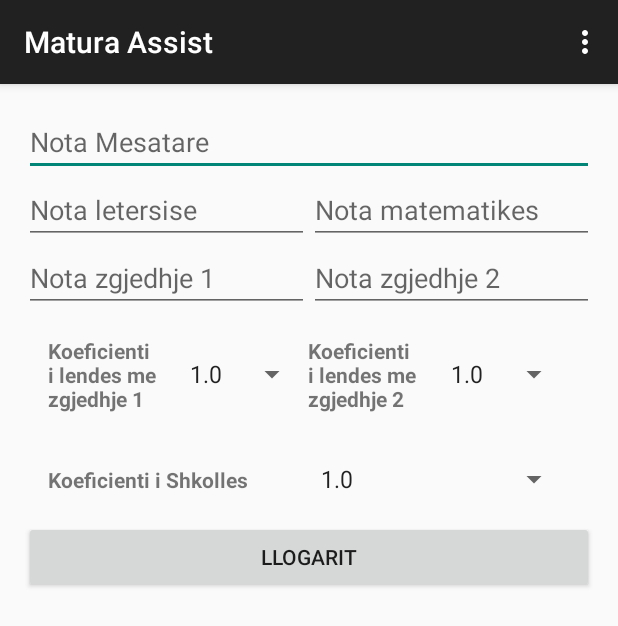
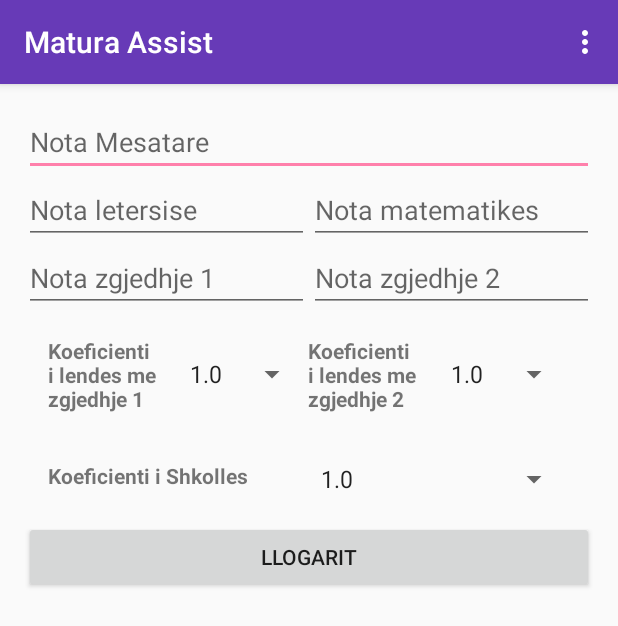
Before and after one commit to fatjanhushi/MaturaAssist, an Android app: the screen it shows after launch (MainActivity), on a phone screen of 412 x 824 dp. Shown: the top 626 px of the screen. Run offline under Robolectric (Android 15) with nearby library versions, the phone set to English and light mode, and no system bars; our stand-ins replace ButterKnife.

Commit message:
Functional app. Todo: Admob, link my website, minor tweaks.

```diff
--- a/app/src/main/java/com/fatjoni/droid/maturaassist/MainActivity.java
+++ b/app/src/main/java/com/fatjoni/droid/maturaassist/MainActivity.java
@@ -4,10 +4,30 @@ import android.support.v7.app.AppCompatActivity;
 import android.os.Bundle;
 import android.view.Menu;
 import android.view.MenuItem;
+import android.view.View;
 import android.widget.ArrayAdapter;
+import android.widget.Button;
+import android.widget.EditText;
 import android.widget.Spinner;
+import android.widget.TextView;
+import android.widget.Toast;
+
+import java.io.IOException;
+
+import butterknife.Bind;
+import butterknife.ButterKnife;
+import butterknife.OnClick;
 
 public class MainActivity extends AppCompatActivity {
+    @Bind(R.id.mesatarja) EditText m;
+    @Bind(R.id.nota_letersise) EditText d1;
+    @Bind(R.id.nota_matematikes) EditText d2;
+    @Bind(R.id.nota_z1) EditText z1;
+    @Bind(R.id.nota_z2) EditText z2;
+    @Bind(R.id.spinner_koeficienti_shkolles) Spinner k;
+    @Bind(R.id.spinner_koeficienti_z1) Spinner f1;
+    @Bind(R.id.spinner_koeficienti_z2) Spinner f2;
+    @Bind(R.id.tv_prova) TextView prova;
 
     @Override
     protected void onCreate(Bundle savedInstanceState) {
@@ -29,6 +49,48 @@ public class MainActivity extends AppCompatActivity {
         koefShkolla.setAdapter(adapter);
         koefZ1.setAdapter(adapter);
         koefZ2.setAdapter(adapter);
+
+        ButterKnife.bind(this);
+
+
+    }
+    @OnClick(R.id.btn_llogarit)
+    public void llogarit(View v){
+        Double dm, dd1, dd2, dz1, dz2;
+
+        try{
+            dm = Double.parseDouble(String.valueOf(m.getText()));
+            dd1 = Double.parseDouble(String.valueOf(d1.getText()));
+            dd2 = Double.parseDouble(String.valueOf(d2.getText()));
+            dz1 = Double.parseDouble(String.valueOf(z1.getText()));
+            dz2 = Double.parseDouble(String.valueOf(z2.getText()));
+
+            if(dm < 4.5 || dd1 < 4.5 || dd2 < 4.5 || dz1 < 4.5 || dz2 < 4.5){
+                Toast.makeText(this,"Me note me te vogel se 4.5 kot i llogarit piket! :(",Toast.LENGTH_SHORT).show();
+            }else{
+                if (dm <= 10.0 && dd1 <= 10.0 && dd2 <= 10.0 && dz1 <= 10.0 && dz2 <= 10.0){
+                    Double dk = Double.parseDouble(String.valueOf(k.getSelectedItem().toString()));
+                    Double df1 = Double.parseDouble(String.valueOf(f1.getSelectedItem().toString()));
+                    Double df2 = Double.parseDouble(String.valueOf(f2.getSelectedItem().toString()));
+
+                    Double s1 = (26*dm + 20*(dd1+dd2))*dk;
+                    Double s2 = 17*(dz1*df1 + dz2*df2);
+
+                    Double shuma = 0.0;
+                    shuma = 5*(s1+s2);
+
+                    prova.setText(shuma.toString());
+                }else {
+                    Toast.makeText(this,"Note me e madhe se 10.0! :P Ja ke fut kot!",Toast.LENGTH_SHORT).show();
+                }
+
+            }
+
+        }catch (Exception e){
+            Toast.makeText(this,"Nuk llogariten piket po nuk i plotesove te gjitha inputet!", Toast.LENGTH_SHORT).show();
+            e.printStackTrace();
+        }
+
     }
 
     @Override
--- a/app/src/main/res/layout/activity_main.xml
+++ b/app/src/main/res/layout/activity_main.xml
@@ -27,7 +27,7 @@
             android:orientation="horizontal">
 
             <EditText
-                android:id="@+id/provim_d1"
+                android:id="@+id/nota_letersise"
                 android:layout_width="0dp"
                 android:layout_height="wrap_content"
                 android:layout_weight="1"
@@ -36,7 +36,7 @@
                 android:inputType="numberDecimal" />
 
             <EditText
-                android:id="@+id/provim_d2"
+                android:id="@+id/nota_matematikes"
                 android:layout_width="0dp"
                 android:layout_height="wrap_content"
                 android:layout_weight="1"
@@ -52,7 +52,7 @@
             android:orientation="horizontal">
 
             <EditText
-                android:id="@+id/provim_z1"
+                android:id="@+id/nota_z1"
                 android:layout_width="0dp"
                 android:layout_height="wrap_content"
                 android:layout_weight="1"
@@ -61,7 +61,7 @@
                 android:inputType="numberDecimal" />
 
             <EditText
-                android:id="@+id/provim_z2"
+                android:id="@+id/nota_z2"
                 android:layout_width="0dp"
                 android:layout_height="wrap_content"
                 android:layout_weight="1"
@@ -87,8 +87,8 @@
                 android:id="@+id/spinner_koeficienti_z1"
                 android:layout_width="0dp"
                 android:layout_height="wrap_content"
-                android:layout_weight="1"
-                android:layout_gravity="center_vertical"/>
+                android:layout_gravity="center_vertical"
+                android:layout_weight="1" />
 
             <TextView
                 android:layout_width="0dp"
@@ -101,8 +101,8 @@
                 android:id="@+id/spinner_koeficienti_z2"
                 android:layout_width="0dp"
                 android:layout_height="wrap_content"
-                android:layout_weight="1"
-                android:layout_gravity="center_vertical"/>
+                android:layout_gravity="center_vertical"
+                android:layout_weight="1" />
 
         </LinearLayout>
 
@@ -124,13 +124,19 @@
                 android:id="@+id/spinner_koeficienti_shkolles"
                 android:layout_width="0dp"
                 android:layout_height="wrap_content"
+                android:layout_gravity="center_vertical"
                 android:layout_weight="1" />
         </LinearLayout>
 
         <Button
+            android:id="@+id/btn_llogarit"
             android:layout_width="match_parent"
             android:layout_height="wrap_content"
             android:text="Llogarit" />
+        <TextView
+            android:id="@+id/tv_prova"
+            android:layout_width="match_parent"
+            android:layout_height="wrap_content" />
 
     </LinearLayout>
 </ScrollView>
--- /dev/null
+++ b/app/src/main/res/values/colors.xml
@@ -0,0 +1,9 @@
+<?xml version="1.0" encoding="utf-8"?>
+<resources>
+    <color name="colorPrimary">#673AB7</color>
+    <color name="colorPrimaryDark">#512DA8</color>
+    <color name="textColorPrimary">#FFFFFF</color>
+    <color name="windowBackground">#FFFFFF</color>
+    <color name="navigationBarColor">#000000</color>
+    <color name="colorAccent">#FF80AB</color>
+</resources>
--- a/app/src/main/res/values/styles.xml
+++ b/app/src/main/res/values/styles.xml
@@ -1,8 +1,3 @@
 <resources>
 
-    <!-- Base application theme. -->
-    <style name="AppTheme" parent="Theme.AppCompat.Light.DarkActionBar">
-        <!-- Customize your theme here. -->
-    </style>
-
 </resources>
--- /dev/null
+++ b/app/src/main/res/values/themes.xml
@@ -0,0 +1,12 @@
+<?xml version="1.0" encoding="utf-8"?>
+<resources>
+
+    <!-- Base application theme. -->
+    <style name="AppTheme" parent="Theme.AppCompat.Light.DarkActionBar">
+        <!-- Customize your theme here. -->
+        <item name="colorPrimary">@color/colorPrimary</item>
+        <item name="colorPrimaryDark">@color/colorPrimaryDark</item>
+        <item name="colorAccent">@color/colorAccent</item>
+    </style>
+
+</resources>
```
Also changed, not shown: app/build.gradle (+7 -0 lines), 1 other file.
